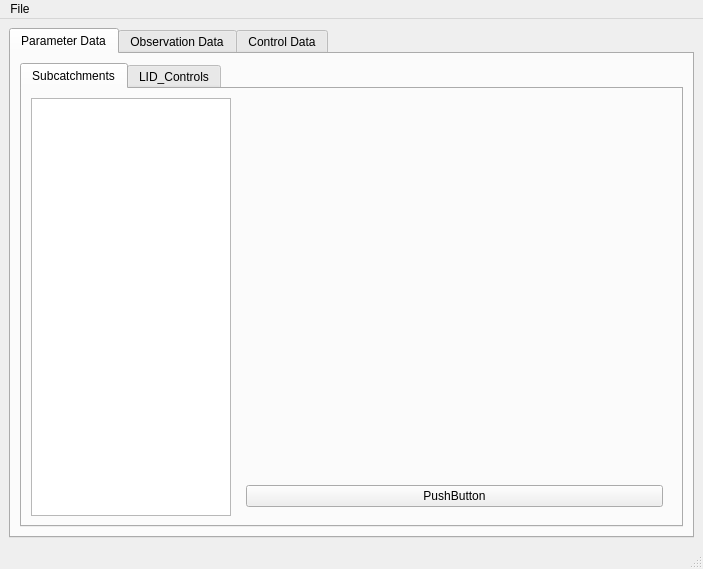
Old version of the form UI_Files/SecondPage.ui in the repository SurajKamble/SWMM2PEST.
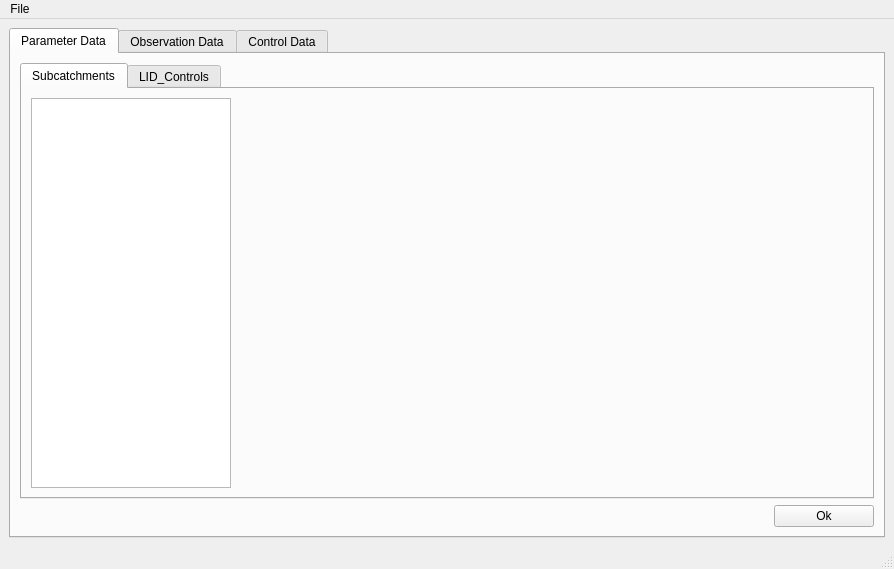
New version of the form.

The edit to the form file:
```diff
--- a/UI_Files/SecondPage.ui
+++ b/UI_Files/SecondPage.ui
@@ -6,7 +6,7 @@
    <rect>
     <x>0</x>
     <y>0</y>
-    <width>703</width>
+    <width>894</width>
     <height>569</height>
    </rect>
   </property>
@@ -24,7 +24,7 @@
        <attribute name="title">
         <string>Parameter Data</string>
        </attribute>
-       <layout class="QHBoxLayout" name="horizontalLayout">
+       <layout class="QVBoxLayout" name="verticalLayout_2">
         <item>
          <widget class="QTabWidget" name="tabInner">
           <property name="currentIndex">
@@ -56,13 +56,6 @@
                    <zorder>buttonOkParameters</zorder>
                   </widget>
                  </item>
-                 <item>
-                  <widget class="QPushButton" name="buttonOkParameters">
-                   <property name="text">
-                    <string>PushButton</string>
-                   </property>
-                  </widget>
-                 </item>
                 </layout>
                </widget>
               </item>
@@ -96,6 +89,33 @@
           </widget>
          </widget>
         </item>
+        <item>
+         <layout class="QHBoxLayout" name="horizontalLayout">
+          <item>
+           <widget class="QWidget" name="widget_4" native="true">
+            <property name="minimumSize">
+             <size>
+              <width>600</width>
+              <height>0</height>
+             </size>
+            </property>
+           </widget>
+          </item>
+          <item>
+           <widget class="QPushButton" name="buttonOkParameters">
+            <property name="maximumSize">
+             <size>
+              <width>100</width>
+              <height>16777215</height>
+             </size>
+            </property>
+            <property name="text">
+             <string>Ok</string>
+            </property>
+           </widget>
+          </item>
+         </layout>
+        </item>
        </layout>
       </widget>
       <widget class="QWidget" name="tabObservations">
@@ -117,7 +137,7 @@
     <rect>
      <x>0</x>
      <y>0</y>
-     <width>703</width>
+     <width>894</width>
      <height>22</height>
     </rect>
    </property>
```
Left out of the diff: 2 changed lines with no effect on the pictures.
